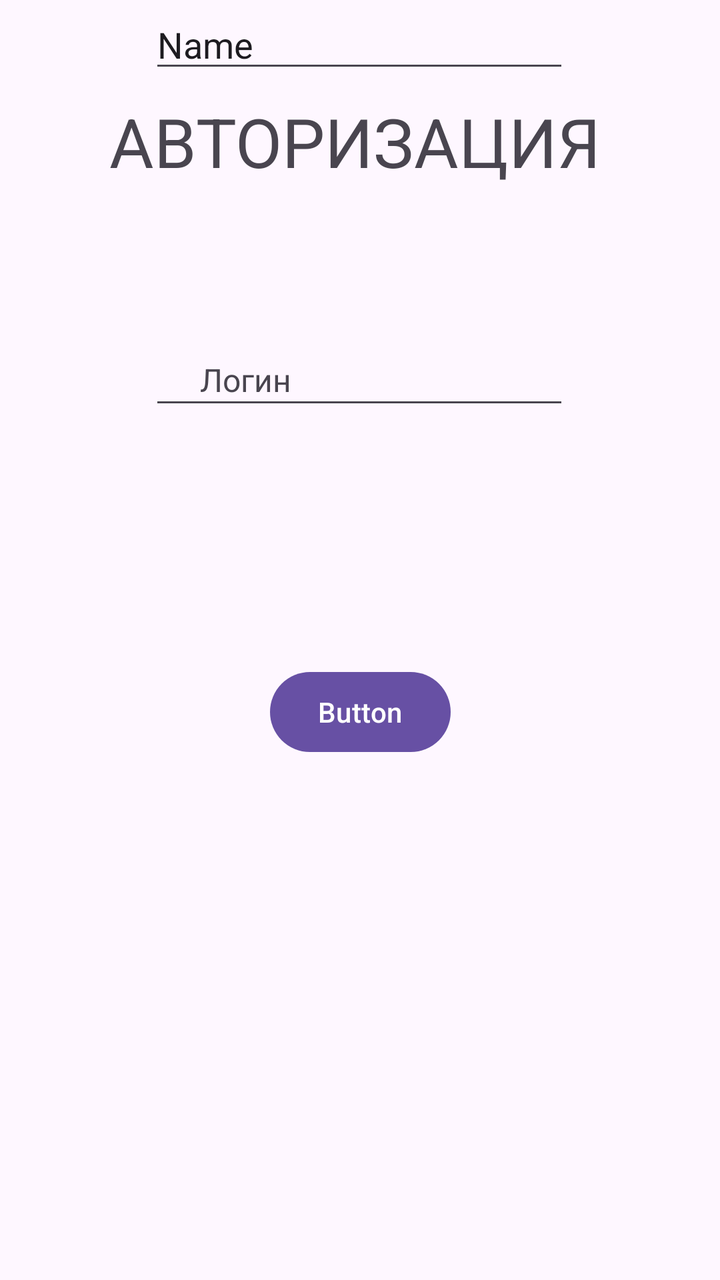
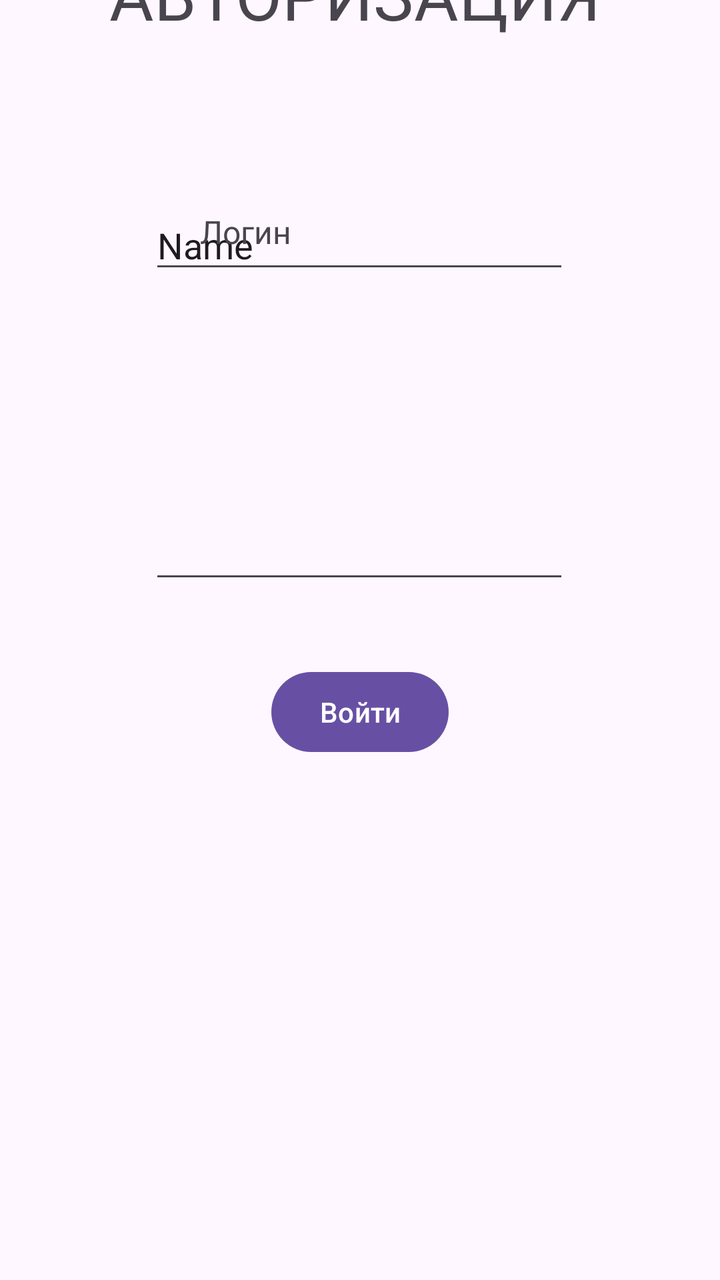

Screens rendered from an Android XML layout before and after an edit, with the pre-edit source and the edit as a unified diff.
<!-- AndroidManifest.xml: application theme Theme.MyApplication -->
<!-- res/layout/login.xml -->
<?xml version="1.0" encoding="utf-8"?>
<androidx.constraintlayout.widget.ConstraintLayout xmlns:android="http://schemas.android.com/apk/res/android"
    xmlns:app="http://schemas.android.com/apk/res-auto"
    xmlns:tools="http://schemas.android.com/tools"
    android:layout_width="match_parent"
    android:layout_height="match_parent"
    android:id="@+id/main">

    <TextView
        android:id="@+id/textView"
        android:layout_width="250dp"
        android:layout_height="57dp"
        android:layout_marginTop="48dp"
        android:text="АВТОРИЗАЦИЯ"
        android:textSize="34sp"
        app:layout_constraintEnd_toEndOf="parent"
        app:layout_constraintHorizontal_bias="0.496"
        app:layout_constraintStart_toStartOf="parent"
        app:layout_constraintTop_toTopOf="parent" />

    <EditText
        android:id="@+id/editTextTextPassword"
        android:layout_width="wrap_content"
        android:layout_height="wrap_content"
        android:layout_marginStart="100dp"
        android:layout_marginTop="2dp"
        android:layout_marginEnd="101dp"
        android:layout_marginBottom="63dp"
        android:ems="10"
        android:inputType="textPassword"
        app:layout_constraintBottom_toTopOf="@+id/button"
        app:layout_constraintEnd_toEndOf="parent"
        app:layout_constraintStart_toStartOf="parent"
        app:layout_constraintTop_toBottomOf="@+id/textView3" />

    <EditText
        android:id="@+id/editTextText"
        android:layout_width="wrap_content"
        android:layout_height="wrap_content"
        android:layout_marginStart="100dp"
        android:layout_marginEnd="101dp"
        android:ems="10"
        android:inputType="text"
        android:text="Name"
        app:layout_constraintEnd_toEndOf="parent"
        app:layout_constraintStart_toStartOf="parent"
        tools:layout_editor_absoluteY="202dp" />

    <Button
        android:id="@+id/button"
        android:layout_width="wrap_content"
        android:layout_height="wrap_content"
        android:layout_marginBottom="260dp"
        android:text="Button"
        app:layout_constraintBottom_toBottomOf="parent"
        app:layout_constraintEnd_toEndOf="parent"
        app:layout_constraintStart_toStartOf="parent" />

    <TextView
        android:id="@+id/textView2"
        android:layout_width="85dp"
        android:layout_height="23dp"
        android:layout_marginStart="100dp"
        android:layout_marginTop="74dp"
        android:layout_marginEnd="224dp"
        android:text="Логин"
        android:textSize="16sp"
        app:layout_constraintEnd_toEndOf="parent"
        app:layout_constraintHorizontal_bias="0.0"
        app:layout_constraintStart_toStartOf="parent"
        app:layout_constraintTop_toBottomOf="@+id/textView" />

    <TextView
        android:id="@+id/textView3"
        android:layout_width="wrap_content"
        android:layout_height="wrap_content"
        android:layout_marginStart="100dp"
        android:layout_marginTop="44dp"
        android:layout_marginEnd="264dp"
        android:text="Пароль"
        android:textSize="16sp"
        app:layout_constraintEnd_toEndOf="parent"
        app:layout_constraintHorizontal_bias="0.0"
        app:layout_constraintStart_toStartOf="parent"
        app:layout_constraintTop_toBottomOf="@+id/editTextText" />

</androidx.constraintlayout.widget.ConstraintLayout>
<!-- resources referenced by this layout -->
<resources>
  <style name="Theme.MyApplication" parent="Base.Theme.MyApplication" />
  <style name="Base.Theme.MyApplication" parent="Theme.Material3.DayNight.NoActionBar">
          
          
      </style>
</resources>

<!-- the commit's change to res/layout/login.xml (unified diff, before → after) -->
@@ -11,8 +11,10 @@
         android:layout_width="250dp"
         android:layout_height="57dp"
         android:layout_marginTop="48dp"
+        android:layout_marginBottom="74dp"
         android:text="АВТОРИЗАЦИЯ"
         android:textSize="34sp"
+        app:layout_constraintBottom_toTopOf="@+id/textView2"
         app:layout_constraintEnd_toEndOf="parent"
         app:layout_constraintHorizontal_bias="0.496"
         app:layout_constraintStart_toStartOf="parent"
@@ -39,19 +41,21 @@
         android:layout_height="wrap_content"
         android:layout_marginStart="100dp"
         android:layout_marginEnd="101dp"
+        android:layout_marginBottom="44dp"
         android:ems="10"
         android:inputType="text"
         android:text="Name"
+        app:layout_constraintBottom_toTopOf="@+id/textView3"
         app:layout_constraintEnd_toEndOf="parent"
         app:layout_constraintStart_toStartOf="parent"
-        tools:layout_editor_absoluteY="202dp" />
+        app:layout_constraintTop_toBottomOf="@+id/textView2" />
 
     <Button
         android:id="@+id/button"
         android:layout_width="wrap_content"
         android:layout_height="wrap_content"
         android:layout_marginBottom="260dp"
-        android:text="Button"
+        android:text="Войти"
         app:layout_constraintBottom_toBottomOf="parent"
         app:layout_constraintEnd_toEndOf="parent"
         app:layout_constraintStart_toStartOf="parent" />
@@ -77,8 +81,10 @@
         android:layout_marginStart="100dp"
         android:layout_marginTop="44dp"
         android:layout_marginEnd="264dp"
+        android:layout_marginBottom="2dp"
         android:text="Пароль"
         android:textSize="16sp"
+        app:layout_constraintBottom_toTopOf="@+id/editTextTextPassword"
         app:layout_constraintEnd_toEndOf="parent"
         app:layout_constraintHorizontal_bias="0.0"
         app:layout_constraintStart_toStartOf="parent"
